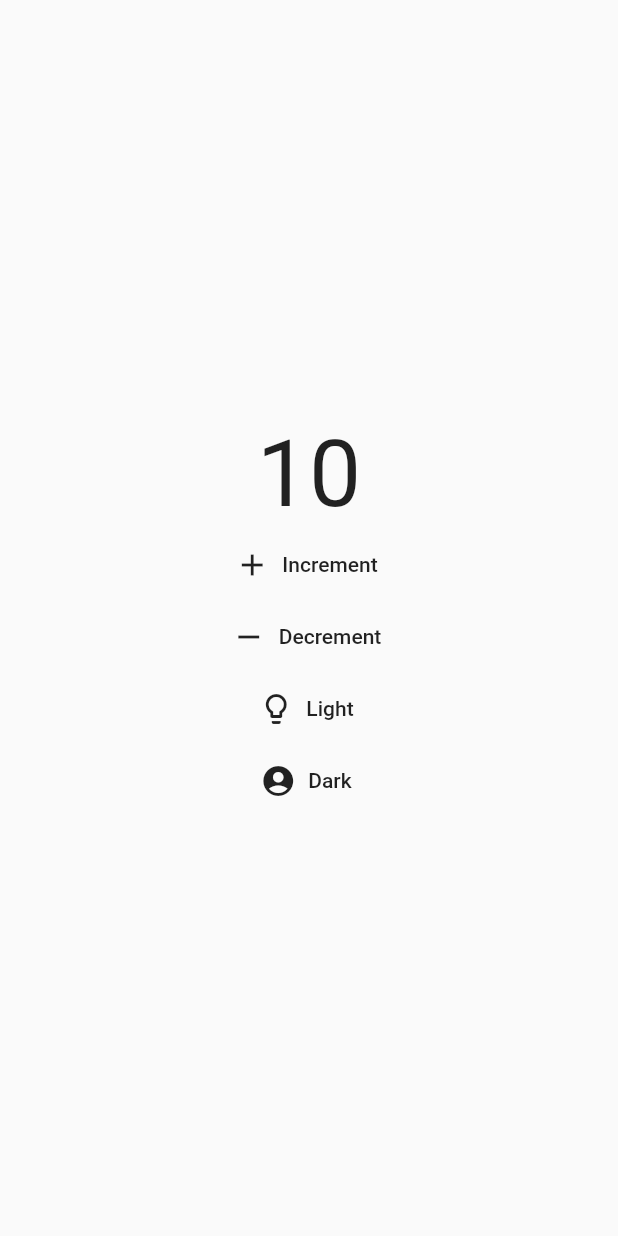
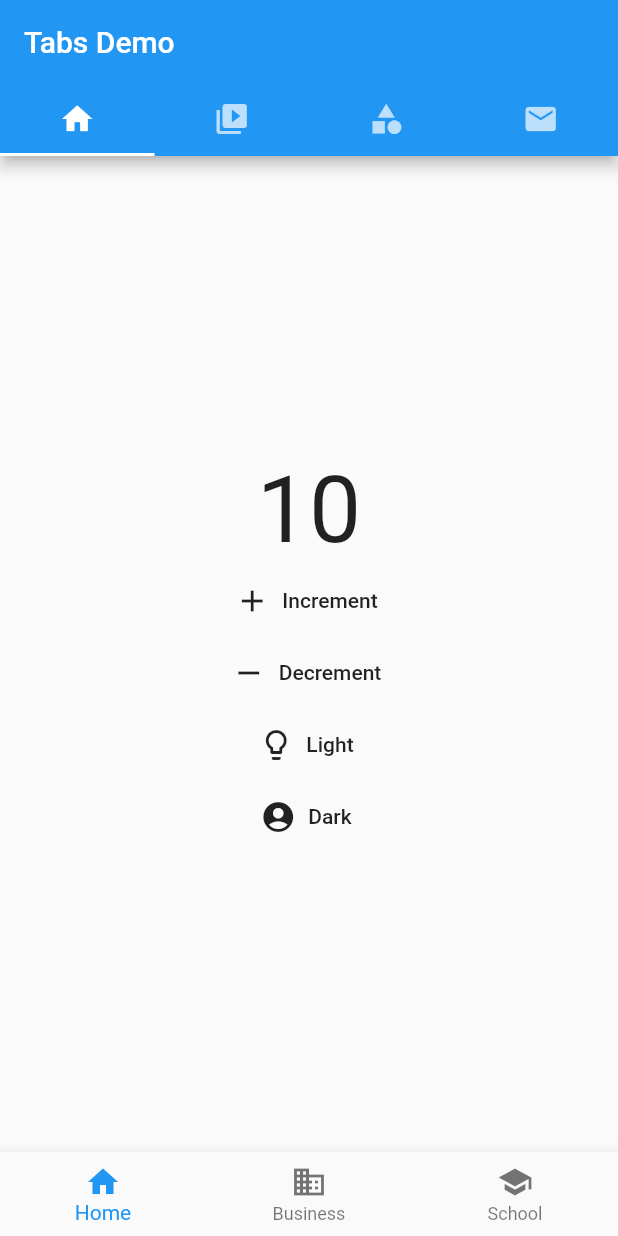
Before and after one commit to ersinsivaz/flutter_provider, a Flutter app: the screen it shows after launch, on a phone screen of 412 x 824 dp. Run offline on Flutter 3.47's test engine with Material 2 defaults, Android fonts, the phone set to English and light mode, and no system bars.

Commit message:
tab çalışması

```diff
--- a/lib/main.dart
+++ b/lib/main.dart
@@ -23,14 +23,58 @@ class MyApp extends StatelessWidget {
   }
 }
 
+
 class MaterialAppWithTheme extends StatelessWidget {
   @override
   Widget build(BuildContext context) {
     final theme = Provider.of<ThemeChanger>(context);
+
     return MaterialApp(
-      home: CounterPage(),
+      home: DefaultTabController(
+        length: 4,
+        child: Scaffold(
+          appBar: AppBar(
+            bottom: TabBar(
+              tabs: [
+                Tab(icon: Icon(Icons.home)),
+                Tab(icon: Icon(Icons.video_library)),
+                Tab(icon: Icon(Icons.category)),
+                Tab(icon: Icon(Icons.mail)),
+              ],
+
+            ),
+            title: Text('Tabs Demo'),
+          ),
+          body: TabBarView(
+            children: [
+              CounterPage(),
+              Icon(Icons.directions_transit),
+              Icon(Icons.directions_bike),
+              Icon(Icons.mail),
+            ],
+          ),
+          bottomNavigationBar: BottomNavigationBar(
+            items: const <BottomNavigationBarItem>[
+          BottomNavigationBarItem(
+            icon: Icon(Icons.home),
+            title: Text('Home'),
+          ),
+          BottomNavigationBarItem(
+            icon: Icon(Icons.business),
+            title: Text('Business'),
+          ),
+          BottomNavigationBarItem(
+            icon: Icon(Icons.school),
+            title: Text('School'),
+          ),
+        ],
+        currentIndex: 0,
+
+          ),
+        ),
+
+      ),
       theme: theme.getTheme(),
     );
   }
-
 }
```
